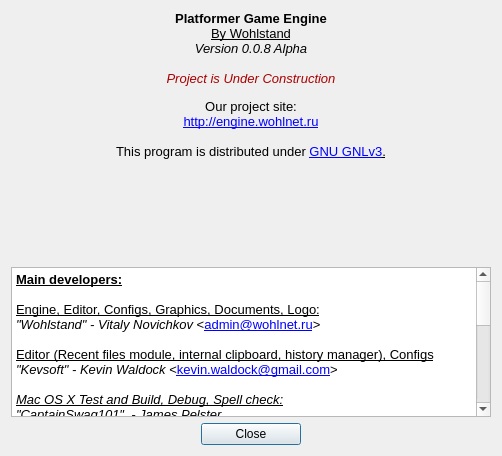
The window that Editor/about_dialog/aboutdialog.ui (WohlSoft/Moondust-Project) describes before a commit, drawn with Qt 5.
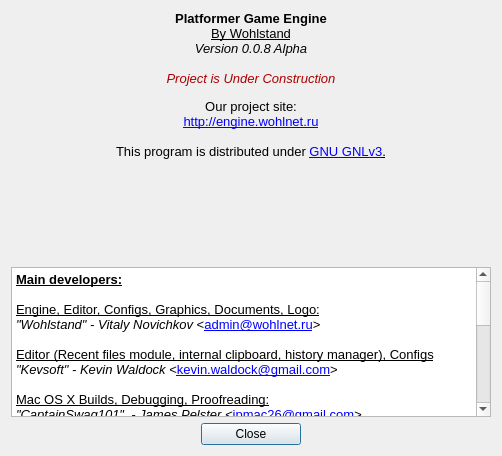
The same window after the commit. Icons and pictures are not drawn.

Commit message: Edit About dialog

What changed in the file:
```diff
--- a/Editor/about_dialog/aboutdialog.ui
+++ b/Editor/about_dialog/aboutdialog.ui
@@ -194,12 +194,12 @@
 &lt;p style=&quot; margin-top:0px; margin-bottom:0px; margin-left:0px; margin-right:0px; -qt-block-indent:0; text-indent:0px;&quot;&gt;&lt;span style=&quot; font-family:'Liberation Sans'; text-decoration: underline;&quot;&gt;Editor (Recent files module, internal clipboard, history manager), Configs&lt;/span&gt;&lt;/p&gt;
 &lt;p style=&quot; margin-top:0px; margin-bottom:0px; margin-left:0px; margin-right:0px; -qt-block-indent:0; text-indent:0px;&quot;&gt;&lt;span style=&quot; font-family:'Liberation Sans'; font-style:italic;&quot;&gt;&amp;quot;Kevsoft&amp;quot; - Kevin Waldock &lt;/span&gt;&lt;span style=&quot; font-family:'Liberation Sans';&quot;&gt;&amp;lt;&lt;/span&gt;&lt;a href=&quot;mailto:kevin.waldock@gmail.com&quot;&gt;&lt;span style=&quot; font-family:'Liberation Sans'; text-decoration: underline; color:#0000ff;&quot;&gt;kevin.waldock@gmail.com&lt;/span&gt;&lt;/a&gt;&lt;span style=&quot; font-family:'Liberation Sans';&quot;&gt;&amp;gt;&lt;/span&gt;&lt;/p&gt;
 &lt;p style=&quot;-qt-paragraph-type:empty; margin-top:0px; margin-bottom:0px; margin-left:0px; margin-right:0px; -qt-block-indent:0; text-indent:0px; font-family:'Liberation Sans';&quot;&gt;&lt;br /&gt;&lt;/p&gt;
-&lt;p style=&quot; margin-top:0px; margin-bottom:0px; margin-left:0px; margin-right:0px; -qt-block-indent:0; text-indent:0px;&quot;&gt;&lt;span style=&quot; font-family:'Liberation Sans'; font-style:italic; text-decoration: underline;&quot;&gt;Mac OS X Test and Build, Debug, Spell check:&lt;/span&gt;&lt;/p&gt;
-&lt;p style=&quot; margin-top:0px; margin-bottom:0px; margin-left:0px; margin-right:0px; -qt-block-indent:0; text-indent:0px;&quot;&gt;&lt;span style=&quot; font-family:'Liberation Sans'; font-style:italic;&quot;&gt;&amp;quot;CaptainSwag101&amp;quot;  - James Pelster&lt;br /&gt;&lt;/span&gt;&lt;/p&gt;
-&lt;p style=&quot; margin-top:0px; margin-bottom:0px; margin-left:0px; margin-right:0px; -qt-block-indent:0; text-indent:0px;&quot;&gt;&lt;span style=&quot; font-family:'Liberation Sans'; text-decoration: underline;&quot;&gt;Graphics, Documents, Spell check:&lt;/span&gt;&lt;/p&gt;
+&lt;p style=&quot; margin-top:0px; margin-bottom:0px; margin-left:0px; margin-right:0px; -qt-block-indent:0; text-indent:0px;&quot;&gt;&lt;span style=&quot; font-family:'Liberation Sans'; text-decoration: underline;&quot;&gt;Mac OS X Builds, Debugging, Proofreading:&lt;/span&gt;&lt;/p&gt;
+&lt;p style=&quot; margin-top:0px; margin-bottom:0px; margin-left:0px; margin-right:0px; -qt-block-indent:0; text-indent:0px;&quot;&gt;&lt;span style=&quot; font-family:'Liberation Sans'; font-style:italic;&quot;&gt;&amp;quot;CaptainSwag101&amp;quot;  - James Pelster &amp;lt;&lt;/span&gt;&lt;a href=&quot;mailto:jpmac26@gmail.com&quot;&gt;&lt;span style=&quot; text-decoration: underline; color:#0000ff;&quot;&gt;jpmac26@gmail.com&lt;/span&gt;&lt;/a&gt;&lt;span style=&quot; font-family:'Liberation Sans'; font-style:italic;&quot;&gt;&amp;gt;&lt;br /&gt;&lt;/span&gt;&lt;/p&gt;
+&lt;p style=&quot; margin-top:0px; margin-bottom:0px; margin-left:0px; margin-right:0px; -qt-block-indent:0; text-indent:0px;&quot;&gt;&lt;span style=&quot; font-family:'Liberation Sans'; text-decoration: underline;&quot;&gt;Graphics, Documents, Proofreading:&lt;/span&gt;&lt;/p&gt;
 &lt;p style=&quot; margin-top:0px; margin-bottom:0px; margin-left:0px; margin-right:0px; -qt-block-indent:0; text-indent:0px;&quot;&gt;&lt;span style=&quot; font-family:'Liberation Sans'; font-style:italic;&quot;&gt;Veudekato&lt;/span&gt;&lt;/p&gt;
 &lt;p style=&quot;-qt-paragraph-type:empty; margin-top:0px; margin-bottom:0px; margin-left:0px; margin-right:0px; -qt-block-indent:0; text-indent:0px; font-family:'Liberation Sans'; font-style:italic;&quot;&gt;&lt;br /&gt;&lt;/p&gt;
-&lt;p style=&quot; margin-top:0px; margin-bottom:0px; margin-left:0px; margin-right:0px; -qt-block-indent:0; text-indent:0px;&quot;&gt;&lt;span style=&quot; font-family:'Liberation Sans'; font-weight:600;&quot;&gt;Translation:&lt;br /&gt;&lt;/span&gt;&lt;span style=&quot; font-family:'Liberation Sans';&quot;&gt;English	- &lt;/span&gt;&lt;span style=&quot; font-family:'Liberation Sans'; font-style:italic;&quot;&gt;&amp;quot;Wohlstand&amp;quot; - Vitaly Novichkov, &amp;quot;CaptainSwag101&amp;quot;  - James Pelster&lt;/span&gt;&lt;/p&gt;
+&lt;p style=&quot; margin-top:0px; margin-bottom:0px; margin-left:0px; margin-right:0px; -qt-block-indent:0; text-indent:0px;&quot;&gt;&lt;span style=&quot; font-family:'Liberation Sans'; font-weight:600;&quot;&gt;Translations:&lt;br /&gt;&lt;/span&gt;&lt;span style=&quot; font-family:'Liberation Sans';&quot;&gt;English	- &lt;/span&gt;&lt;span style=&quot; font-family:'Liberation Sans'; font-style:italic;&quot;&gt;&amp;quot;Wohlstand&amp;quot; - Vitaly Novichkov, &amp;quot;CaptainSwag101&amp;quot; - James Pelster&lt;/span&gt;&lt;/p&gt;
 &lt;p style=&quot; margin-top:0px; margin-bottom:0px; margin-left:0px; margin-right:0px; -qt-block-indent:0; text-indent:0px;&quot;&gt;&lt;span style=&quot; font-family:'Liberation Sans';&quot;&gt;Russian	- &lt;/span&gt;&lt;span style=&quot; font-family:'Liberation Sans'; font-style:italic;&quot;&gt;&amp;quot;Wohlstand&amp;quot; - Vitaly Novichkov&lt;/span&gt;&lt;span style=&quot; font-family:'Liberation Sans';&quot;&gt;&lt;br /&gt;German	- &lt;/span&gt;&lt;span style=&quot; font-family:'Liberation Sans'; font-style:italic;&quot;&gt;&amp;quot;Kevsoft&amp;quot; - Kevin Waldock&lt;/span&gt;&lt;/p&gt;
 &lt;p style=&quot; margin-top:0px; margin-bottom:0px; margin-left:0px; margin-right:0px; -qt-block-indent:0; text-indent:0px;&quot;&gt;&lt;span style=&quot; font-family:'Liberation Sans';&quot;&gt;Spanish	- &lt;/span&gt;&lt;span style=&quot; font-family:'Liberation Sans'; font-style:italic;&quot;&gt;&amp;quot;hacheipe399&amp;quot; - Paredes Fernando&lt;/span&gt;&lt;/p&gt;
 &lt;p style=&quot;-qt-paragraph-type:empty; margin-top:0px; margin-bottom:0px; margin-left:0px; margin-right:0px; -qt-block-indent:0; text-indent:0px; font-family:'Liberation Sans'; font-style:italic;&quot;&gt;&lt;br /&gt;&lt;/p&gt;
```
